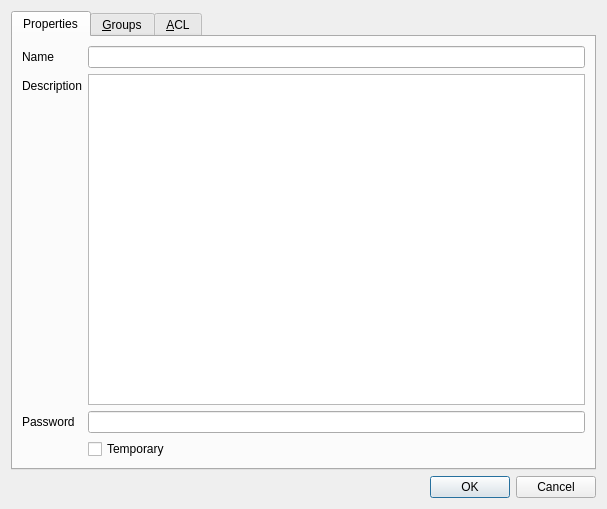
This is src/mumble/ACLEditor.ui in mumble-voip/mumble as Qt 5 draws it before an edit. The edited form follows.
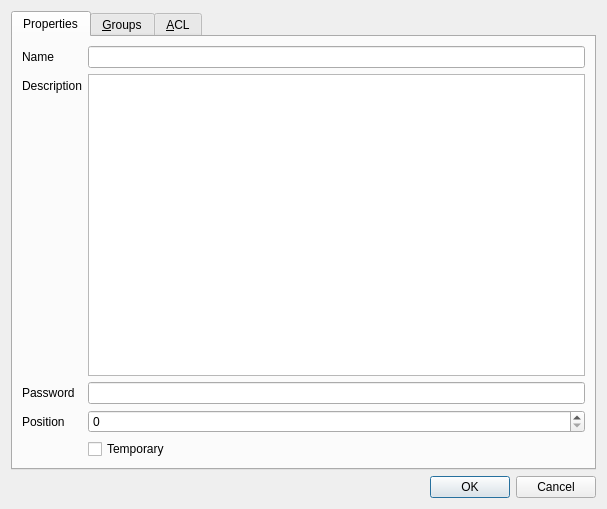
This is the edited form.

Commit message: Add Channel position QSpinBox to advanced ACL editor.

```diff
--- a/src/mumble/ACLEditor.ui
+++ b/src/mumble/ACLEditor.ui
@@ -86,7 +86,7 @@
          </property>
         </widget>
        </item>
-       <item row="3" column="1">
+       <item row="4" column="1">
         <widget class="QCheckBox" name="qcbChannelTemporary">
          <property name="toolTip">
           <string>Check to create a temporary channel.</string>
@@ -100,6 +100,33 @@
          </property>
         </widget>
        </item>
+       <item row="3" column="1">
+        <widget class="QSpinBox" name="qsbChannelPosition">
+         <property name="maximumSize">
+          <size>
+           <width>16777215</width>
+           <height>16777215</height>
+          </size>
+         </property>
+         <property name="toolTip">
+          <string>Channel positioning facility value</string>
+         </property>
+         <property name="whatsThis">
+          <string>&lt;b&gt;Position&lt;/b&gt;&lt;br/&gt;
+This value enables you to interfere in the way mumble arranges the channels in the tree. A channel with a higher &lt;i&gt;Position&lt;/i&gt; value will always be placed below one with a lower value and the other way around. If the &lt;i&gt;Position&lt;/i&gt; value of two channels is equal they will get sorted alphabetically by their name.</string>
+         </property>
+         <property name="maximum">
+          <number>99</number>
+         </property>
+        </widget>
+       </item>
+       <item row="3" column="0">
+        <widget class="QLabel" name="qlChannelPosition">
+         <property name="text">
+          <string>Position</string>
+         </property>
+        </widget>
+       </item>
       </layout>
      </widget>
      <widget class="QWidget" name="qwGroups">
```
The commit also changes 1 other file.
